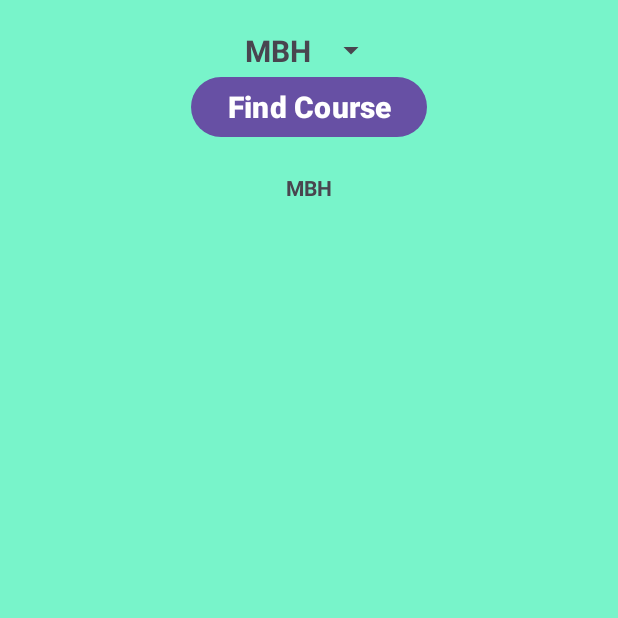
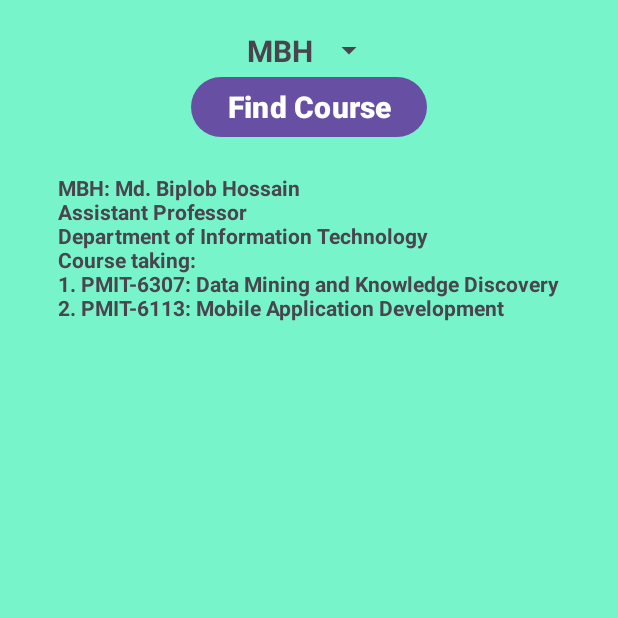
Before and after one commit to sagar290/androidPractice, an Android app: the screen it shows after launch (MainActivity), after a tap on "Find Course", on a phone screen of 412 x 824 dp, the top half of it. Run offline under Robolectric (Android 15) with nearby library versions, the phone set to English and light mode, and no system bars.

Commit message:
chore: update activity as assignment requirement

```diff
--- a/app/src/main/java/com/example/myapplication/MainActivity.java
+++ b/app/src/main/java/com/example/myapplication/MainActivity.java
@@ -36,6 +36,25 @@ public class MainActivity extends AppCompatActivity {
         button.setOnClickListener(v -> {
             String value = spinner.getSelectedItem().toString();
 
+            if (value.equals("MBH")) {
+                value = "MBH: Md. Biplob Hossain \n" +
+                        "Assistant Professor \n" +
+                        "Department of Information Technology \n" +
+                        "Course taking:\n" +
+                        "1. PMIT-6307: Data Mining and Knowledge Discovery\n" +
+                        "2. PMIT-6113: Mobile Application Development\n";
+            } else if (value.equals("MA")) {
+                value = "MBH: Mehrin Anannya \n" +
+                        "Assistant Professor\n" +
+                        "Institute of Information Technology \n" +
+                        "Course taking:\n" +
+                        "1. PMIT-6217: Wireless Networks\n" +
+                        "2. PMIT-6111: Software Testing & Quality Assurance \n";
+            } else {
+                value = "Not Found";
+            }
+
+
             textView.setText(value);
         });
     }
--- a/app/src/main/res/values/strings.xml
+++ b/app/src/main/res/values/strings.xml
@@ -4,7 +4,5 @@
     <string-array name="faculty_initials">
         <item>MBH</item>
         <item>MA</item>
-        <item>MMS</item>
-        <item>FKP</item>
     </string-array>
 </resources>
```
Also changed, not shown: 1 other file.
